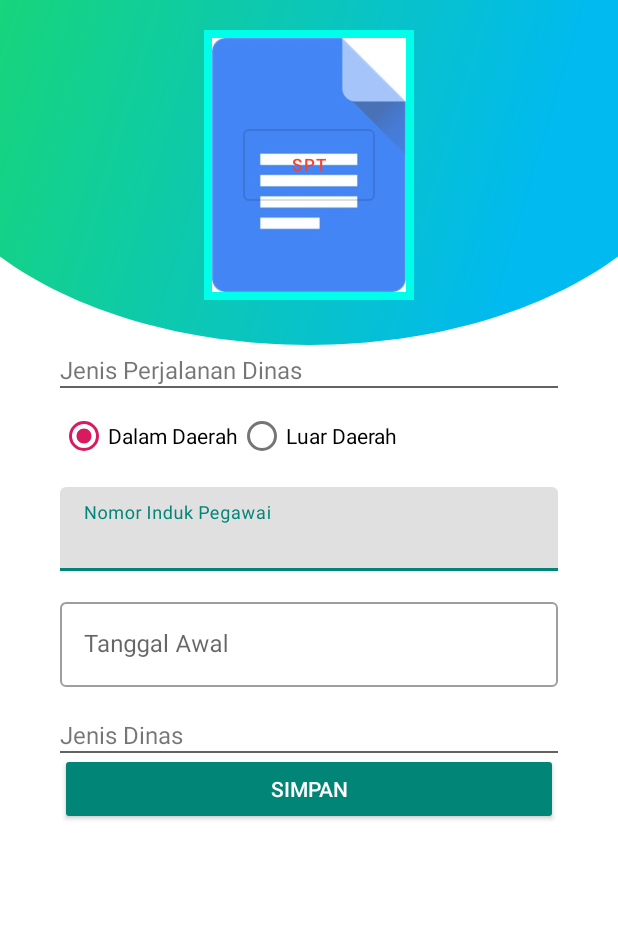
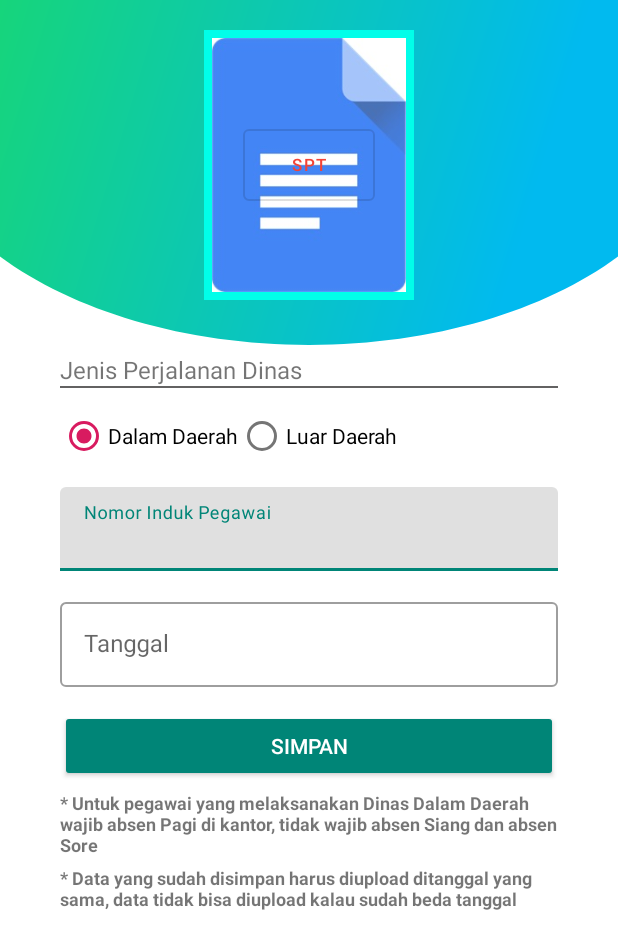
Before and after one commit to ya2nk/absensi-master, an Android app: the InputDinasActivity screen opened directly, with no data from a screen before it, on a phone screen of 412 x 824 dp. Shown: the top 949 px of the screen. Run offline under Robolectric (Android 15) with nearby library versions, the phone set to English and light mode, and no system bars; our stand-ins replace Room's generated code; libraries missing offline, so code that uses them is left out: com.basgeekball.awesomevalidation, com.tapadoo.alerter, id.zelory.compressor; network calls fail; pictures from the network do not load; 4 statements that could not run were skipped.

Commit message:
progress kantor

```diff
--- a/app/src/main/java/com/waroengweb/absensi/InputCutiActivity.java
+++ b/app/src/main/java/com/waroengweb/absensi/InputCutiActivity.java
@@ -127,6 +127,7 @@ public class InputCutiActivity extends AppCompatActivity {
         validation.addValidation(this,R.id.nip_lbl, RegexTemplate.NOT_EMPTY,R.string.required);
         validation.addValidation(this,R.id.tanggal_lbl, RegexTemplate.NOT_EMPTY,R.string.required);
         validation.addValidation(this,R.id.tanggal_lbl2, RegexTemplate.NOT_EMPTY,R.string.required);
+        validation.addValidation(this,R.id.jenis_cuti_lbl, RegexTemplate.NOT_EMPTY,R.string.required);
 
         String[] type = new String[] {"CUTI TAHUNAN", "CUTI SAKIT", "CUTI BESAR", "CUTI ALASAN PENTING","CUTI DILUAR TANGGUNGAN NEGARA","CUTI MELAHIRKAN"};
 
@@ -342,6 +343,11 @@ public class InputCutiActivity extends AppCompatActivity {
                 return;
             }
 
+            if (editTextFilledExposedDropdown.getText().equals("")) {
+                Alerter.create(this).setTitle("ERROR").setText("JENIS CUTI BELUM DIPILIH").setBackgroundColorInt(Color.RED).show();
+                return;
+            }
+
             Ijin cuti = new Ijin();
             cuti.setNip(nip.getText().toString());
             cuti.setApproved(0);
--- a/app/src/main/java/com/waroengweb/absensi/InputDinasActivity.java
+++ b/app/src/main/java/com/waroengweb/absensi/InputDinasActivity.java
@@ -41,6 +41,8 @@ import com.waroengweb.absensi.helpers.ExifHelper;
 import java.io.File;
 import java.io.IOException;
 
+import java.text.DateFormat;
+import java.text.ParseException;
 import java.text.SimpleDateFormat;
 import java.util.Calendar;
 import java.util.Date;
@@ -54,10 +56,10 @@ public class InputDinasActivity extends BaseActivity {
 
     Calendar myCalendar;
     int editTextSelect = 0;
-    Button takePicture,saveData,takePicture2;
-    Uri filePhoto,filePhoto2;
-    String fileString,fileString2,typeText="Sore",jenisText="dalam_dinas";
-    ImageView imagePhoto,imagePhoto2;
+    Button saveData,takePicture2;
+    Uri filePhoto2;
+    String fileString2,typeText="Sore",jenisText="dalam_dinas";
+    ImageView imagePhoto2;
     AutoCompleteTextView nip;
     AppDatabase db;
     private AwesomeValidation validation;
@@ -125,25 +127,10 @@ public class InputDinasActivity extends BaseActivity {
         validation = new AwesomeValidation(TEXT_INPUT_LAYOUT);
         AwesomeValidation.disableAutoFocusOnFirstFailure();
         validation.addValidation(this,R.id.nip_lbl, RegexTemplate.NOT_EMPTY,R.string.required);
-        validation.addValidation(this,R.id.tanggal_lbl, RegexTemplate.NOT_EMPTY,R.string.required);
-        validation.addValidation(this,R.id.tanggal_lbl2, RegexTemplate.NOT_EMPTY,R.string.required);
+        validation.addValidation(this,R.id.tgl_lbl, RegexTemplate.NOT_EMPTY,R.string.required);
 
-        typeDinas = (RadioGroup)findViewById(R.id.type);
-        typeDinas.setVisibility(View.GONE);
-        typeDinas.setOnCheckedChangeListener(new RadioGroup.OnCheckedChangeListener() {
-            @Override
-            public void onCheckedChanged(RadioGroup radioGroup, int checkedId) {
-                switch(checkedId) {
-                    case R.id.pagi:
-                        typeText = "Pagi";
-                        break;
-                    case R.id.sore:
-                        typeText = "Sore";
-                        break;
 
-                }
-            }
-        });
+
 
         jenisDinas = (RadioGroup)findViewById(R.id.jenis);
         jenisDinas.setOnCheckedChangeListener(new RadioGroup.OnCheckedChangeListener() {
@@ -153,6 +140,7 @@ public class InputDinasActivity extends BaseActivity {
                     case R.id.dalam_dinas:
                         jenisText = "dalam_dinas";
                         //typeDinas.setVisibility(View.VISIBLE);
+
                         break;
                     case R.id.luar_dinas:
                         jenisText = "luar_dinas";
@@ -160,38 +148,12 @@ public class InputDinasActivity extends BaseActivity {
                         break;
 
                 }
+                txtTgl.getEditText().getText().clear();
             }
         });
     }
 
-    public void takePicture()
-    {
-        StrictMode.VmPolicy.Builder builder = new StrictMode.VmPolicy.Builder();
-        StrictMode.setVmPolicy(builder.build());
-        Intent i;
-        i = new Intent(MediaStore.ACTION_IMAGE_CAPTURE);
-        File pictureFile = null;
-        try {
-            pictureFile = getOutputMediaFile();
-        } catch (IOException ex) {
-            Toast.makeText(InputDinasActivity.this,
-                    "Photo file can't be created, please try again",
-                    Toast.LENGTH_SHORT).show();
-            return;
-        }
-        filePhoto = Uri.fromFile(pictureFile);
-        Uri photoUri = FileProvider.getUriForFile(InputDinasActivity.this,
-                "com.waroengweb.absensi.provider",pictureFile
-        );
-        i.putExtra(MediaStore.EXTRA_OUTPUT, photoUri);
-        if (Build.VERSION.SDK_INT >= Build.VERSION_CODES.LOLLIPOP_MR1) {
-            i.putExtra("android.intent.extras.LENS_FACING_FRONT", 1);
-        } else {
-            i.putExtra("android.intent.extras.CAMERA_FACING", 1);
-        }
-        i.putExtra("android.intent.extra.USE_FRONT_CAMERA", true);
-        startActivityForResult(i,201);
-    }
+
 
     public void takePicture2()
     {
@@ -257,20 +219,10 @@ public class InputDinasActivity extends BaseActivity {
         super.onActivityResult(requestCode,resultCode,data);
         if(resultCode == RESULT_OK){
             if (requestCode == 201){
-                fileString = compressImage(filePhoto).toString();
-                imagePhoto.setImageURI(Uri.parse(fileString));
-                imagePhoto.requestFocus();
-                takePicture.setText("Ganti Photo");
-                try {
-                    ExifHelper.copyExif(filePhoto.getPath(), fileString);
-                } catch (Exception e) {
-                    e.printStackTrace();
-                }
+
             }  else if (requestCode == 202) {
-                File imageFile = new File(getRealPathFromURI(data.getData()));
-                fileString = compressImage(Uri.fromFile(imageFile)).toString();
-                imagePhoto.setImageURI(Uri.parse(fileString));
-                takePicture.setText("Ganti Photo");
+
+
             } else if (requestCode == 203){
                 fileString2 = compressImage(filePhoto2).toString();
                 imagePhoto2.setImageURI(Uri.parse(fileString2));
@@ -327,8 +279,13 @@ public class InputDinasActivity extends BaseActivity {
                 return;
             }
 
-            if (fileString == null) {
-                Alerter.create(this).setTitle("ERROR").setText("BELUM AMBIL PHOTO..").setBackgroundColorInt(Color.RED).show();
+            if (fileString2 == null) {
+                Alerter.create(this).setTitle("ERROR").setText("BELUM AMBIL PHOTO BERKAS").setBackgroundColorInt(Color.RED).show();
+                return;
+            }
+
+            if (txtTgl.getEditText().getText().equals("")) {
+                Alerter.create(this).setTitle("ERROR").setText("TANGGAL BELUM DIPILIH").setBackgroundColorInt(Color.RED).show();
                 return;
             }
 
@@ -336,13 +293,22 @@ public class InputDinasActivity extends BaseActivity {
             dinas.setNip(nip.getText().toString());
             dinas.setApproved(0);
             dinas.setUploaded(0);
-            dinas.setFoto(fileString);
+
             dinas.setFotoBerkas(fileString2);
             dinas.setTypeDinas(typeText);
-            dinas.setTanggal(new Date());
-            dinas.setTanggal2(new Date());
+
             dinas.setJenisDinas(jenisText);
 
+            DateFormat formatter = new SimpleDateFormat("dd-MM-yyyy");
+            Date tanggalNew;
+
+            try {
+                tanggalNew = formatter.parse(txtTgl.getEditText().getText().toString());
+                dinas.setTanggal(tanggalNew);
+                dinas.setTanggal2(tanggalNew);
+            } catch (ParseException pe) {
+                pe.printStackTrace();
+            }
 
             db.DinasDao().insertDinas(dinas);
             Toast.makeText(this, "DATA BERHASIL DISIMPAN", Toast.LENGTH_SHORT).show();
@@ -355,11 +321,11 @@ public class InputDinasActivity extends BaseActivity {
     {
         nip.setText("");
 
-        fileString = null;
+
         fileString2 = null;
-        takePicture.setText("Photo/Gambar");
+
         takePicture2.setText("Photo/Gambar");
-        imagePhoto.setImageDrawable(getResources().getDrawable(R.drawable.index));
+
         imagePhoto2.setImageDrawable(getResources().getDrawable(R.drawable.doc));
     }
 
@@ -391,6 +357,7 @@ public class InputDinasActivity extends BaseActivity {
         calendar.set(calendar.get(Calendar.YEAR),calendar.get(Calendar.MONTH),calendar.get(Calendar.DAY_OF_MONTH)-number);
         datePickerDialog.getDatePicker().setMinDate(calendar.getTimeInMillis());
         datePickerDialog.getDatePicker().setMaxDate(myCalendar.getTimeInMillis());
+        datePickerDialog.updateDate(myCalendar.get(Calendar.YEAR), myCalendar.get(Calendar.MONTH), myCalendar.get(Calendar.DAY_OF_MONTH));
         datePickerDialog.show();
     }
 }
--- a/app/src/main/java/com/waroengweb/absensi/adapter/DinasAdapter.java
+++ b/app/src/main/java/com/waroengweb/absensi/adapter/DinasAdapter.java
@@ -99,7 +99,7 @@ public class DinasAdapter extends RecyclerView.Adapter<DinasAdapter.MyViewHolder
 
         final RecyclerView.ViewHolder x=holder;
         Glide.with(context)
-                .load(dinasList.get(position).getFoto())
+                .load(dinasList.get(position).getFotoBerkas())
                 .into(holder.userImg);
 
         String statusText = dinasList.get(position).getUploaded() == 1 ? "Sudah Dikirim" : "Belum Dikirim";
--- a/app/src/main/res/layout/activity_input_dinas.xml
+++ b/app/src/main/res/layout/activity_input_dinas.xml
@@ -127,45 +127,34 @@
                 android:id="@+id/tanggal"
                 android:layout_width="match_parent"
                 android:layout_height="wrap_content"
-                android:hint="Tanggal Awal"
+                android:hint="Tanggal"
                 android:inputType="none"
                 android:focusable="false"/>
         </com.google.android.material.textfield.TextInputLayout>
 
-        <TextView
-            android:layout_width="match_parent"
-            android:layout_height="wrap_content"
-            android:text="Jenis Dinas"
-            android:layout_marginTop="5dp"
-            android:textSize="16dp"/>
-        <View
-            android:layout_width="match_parent"
-            android:layout_height="1dp"
-            android:background="#636262"/>
-        <RadioGroup
-            android:layout_width="match_parent"
-            android:layout_height="wrap_content"
-            android:orientation="horizontal"
-            android:layout_marginBottom="10dp"
-            android:id="@+id/type"
-            android:layout_marginTop="8dp">
-            <RadioButton android:id="@+id/pagi"
-                android:layout_width="wrap_content"
-                android:layout_height="wrap_content"
-                android:text="Pagi"
-                android:checked="true"/>
-            <RadioButton android:id="@+id/sore"
-                android:layout_width="wrap_content"
-                android:layout_height="wrap_content"
-                android:text="Sore" />
 
-        </RadioGroup>
+
         <Button
             android:layout_width="match_parent"
             android:layout_height="wrap_content"
             android:text="SIMPAN"
             style="@style/Widget.AppCompat.Button.Colored"
             android:id="@+id/save_data"/>
+
+        <TextView
+            android:layout_width="match_parent"
+            android:layout_height="wrap_content"
+            android:text="* Untuk pegawai yang melaksanakan Dinas Dalam Daerah wajib absen Pagi di kantor, tidak wajib absen Siang dan absen Sore"
+            android:layout_marginTop="5dp"
+            android:textSize="12dp"
+            android:textStyle="bold"/>
+        <TextView
+            android:layout_width="match_parent"
+            android:layout_height="wrap_content"
+            android:text="* Data yang sudah disimpan harus diupload ditanggal yang sama, data tidak bisa diupload kalau sudah beda tanggal"
+            android:layout_marginTop="5dp"
+            android:textSize="12dp"
+            android:textStyle="bold"/>
     </LinearLayout>
 
 </androidx.constraintlayout.widget.ConstraintLayout>
--- a/app/src/main/res/layout/content_input_cuti.xml
+++ b/app/src/main/res/layout/content_input_cuti.xml
@@ -148,7 +148,8 @@
                 android:layout_height="wrap_content"
                 android:hint="Jenis Cuti"
                 android:orientation="horizontal"
-                android:layout_marginBottom="15dp">
+                android:layout_marginBottom="15dp"
+                android:id="@+id/jenis_cuti_lbl">
                 <AutoCompleteTextView
                     android:id="@+id/filled_exposed_dropdown"
                     android:layout_width="match_parent"
```
Also changed, not shown: app/src/main/java/com/waroengweb/absensi/fragments/InputIjinFragment.java (+12 -3 lines), app/src/main/res/layout/fragment_input_ijin.xml (+10 -2 lines), 2 other files.
